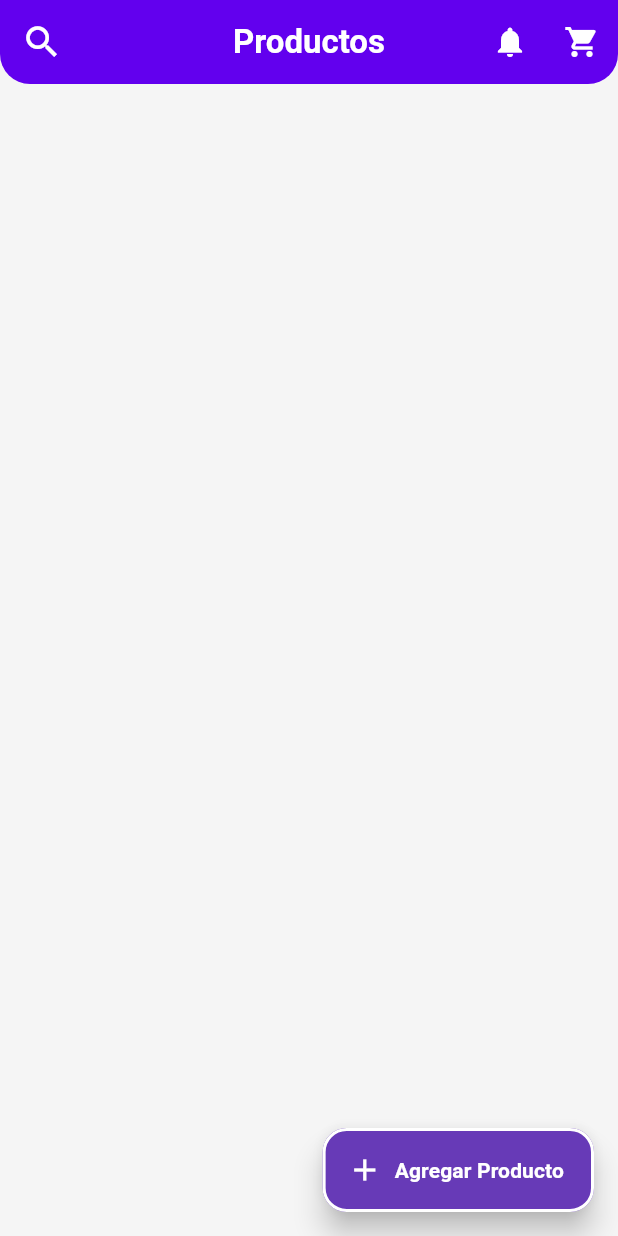
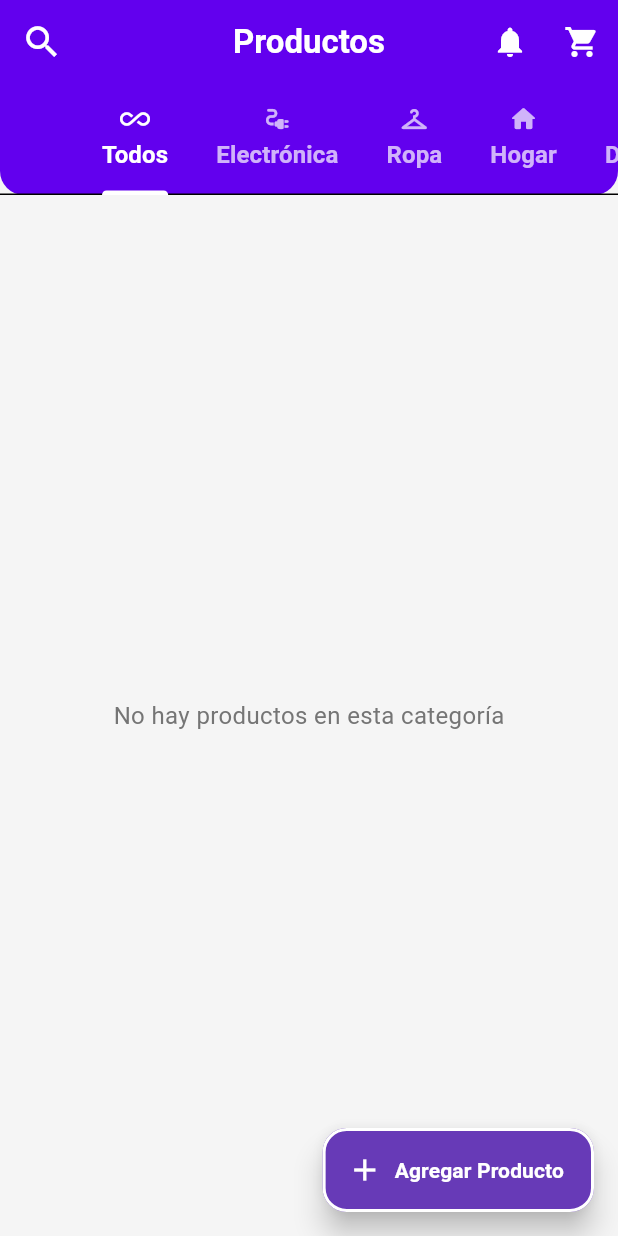
Before and after one commit to Mizael55/TodoEnUno, a Flutter app: the ProductCatalogScreen screen opened directly, on a phone screen of 412 x 824 dp. Run offline on Flutter 3.47's test engine with Material 3 defaults, Android fonts, the phone set to English and light mode, and no system bars; our stand-ins replace bloc, cached_network_image, cloud_firestore, equatable, firebase_auth, firebase_core and 4 more; accounts and stored records are empty.

Commit message:
product filter by category done

```diff
--- a/lib/presentation/screen/productcatalogo.dart
+++ b/lib/presentation/screen/productcatalogo.dart
@@ -1,18 +1,41 @@
 import 'package:flutter/material.dart';
 import 'package:flutter_bloc/flutter_bloc.dart';
+import 'package:store/constants/categories.dart';
 import 'package:store/presentation/produc/bloc/product_bloc.dart';
 import 'package:store/theme/app_colors.dart';
 import '../../models/models.dart';
 import '../../utils/utils.dart';
 import '../../widgets/widgets.dart';
 
-class ProductCatalogScreen extends StatelessWidget {
+class ProductCatalogScreen extends StatefulWidget {
   const ProductCatalogScreen({super.key});
 
   @override
+  State<ProductCatalogScreen> createState() => _ProductCatalogScreenState();
+}
+
+class _ProductCatalogScreenState extends State<ProductCatalogScreen>
+    with SingleTickerProviderStateMixin {
+  late TabController _tabController;
+
+  @override
+  void initState() {
+    super.initState();
+    _tabController = TabController(
+      length: productCategories.length + 1, // +1 para "Todos"
+      vsync: this,
+    );
+    context.read<ProductBloc>().add(const LoadProducts());
+  }
+
+  @override
+  void dispose() {
+    _tabController.dispose();
+    super.dispose();
+  }
+
+  @override
   Widget build(BuildContext context) {
-    context.read<ProductBloc>().add(const LoadProducts());
-
     return Scaffold(
       appBar: AppBar(
         title: const Text(
@@ -29,10 +52,8 @@ class ProductCatalogScreen extends StatelessWidget {
           icon: const Icon(Icons.search, size: 28),
           color: AppColors.iconPrimary,
           onPressed: () {
-            // Obtener los productos actuales del estado del BLoC
             final state = context.read<ProductBloc>().state;
             final products = state is ProductLoadSuccess ? state.products : [];
-
             showSearch(
               context: context,
               delegate: ProductSearchDelegate(
@@ -41,45 +62,102 @@ class ProductCatalogScreen extends StatelessWidget {
             );
           },
         ),
-        // ignore: deprecated_member_use
-        shadowColor: AppColors.secondary.withOpacity(0.5),
-        shape: const RoundedRectangleBorder(
-          borderRadius: BorderRadius.vertical(bottom: Radius.circular(20)),
-        ),
         actions: [
-          // Botón de notificaciones (opcional)
           IconButton(icon: const Icon(Icons.notifications), onPressed: () {}),
-          // Botón de carrito (opcional)
           IconButton(icon: const Icon(Icons.shopping_cart), onPressed: () {}),
         ],
       ),
-      body: BlocBuilder<ProductBloc, ProductState>(
+      body: Column(
+        children: [
+          // TabBar
+          Container(
+            decoration: BoxDecoration(
+              borderRadius: const BorderRadius.only(
+                bottomLeft: Radius.circular(16),
+                bottomRight: Radius.circular(16),
+              ),
+              color: AppColors.secondary,
+            ),
+            child: TabBar(
+              controller: _tabController,
+              isScrollable: true,
+              indicatorColor: Colors.white,
+              labelColor: Colors.white,
+              unselectedLabelColor: Colors.white70,
+              labelStyle: const TextStyle(
+                fontSize: 16,
+                fontWeight: FontWeight.bold,
+              ),
+              tabs: [
+                const Tab(
+                  text: 'Todos',
+                  icon: Icon(Icons.all_inclusive, size: 20),
+                ),
+                ...productCategories.map(
+                  (category) => Tab(
+                    text: category.label,
+                    icon: Icon(category.icon, size: 20),
+
+                  ),
+                ),
+              ],
+            ),
+          ),
+          // Contenido de los tabs
+          Expanded(
+            child: BlocBuilder<ProductBloc, ProductState>(
               builder: (context, state) {
                 if (state is ProductLoading) {
                   return const Center(child: CircularProgressIndicator());
                 } else if (state is ProductLoadSuccess) {
-            return _buildProductList(state.products);
+                  return TabBarView(
+                    controller: _tabController,
+                    children: [
+                      // Tab "Todos"
+                      _buildProductList(state.products),
+                      // Tabs de categorías
+                      ...productCategories.map((category) {
+                        final filteredProducts = state.products
+                            .where((p) => p.category == category.value)
+                            .toList();
+                        return _buildProductList(filteredProducts);
+                      }),
+                    ],
+                  );
                 } else if (state is ProductFailure) {
                   return Center(child: Text('Error: ${state.error}'));
                 }
-          return const Center(child: Text('No hay productos disponibles'));
+                return const Center(
+                  child: Text('No hay productos disponibles'),
+                );
               },
+            ),
+          ),
+        ],
       ),
       floatingActionButton: CustomFloatingActionButton(context: context),
     );
   }
 
   Widget _buildProductList(List<Product> products) {
-    return GridView.builder(
+    return products.isEmpty
+        ? const Center(
+            child: Text(
+              'No hay productos en esta categoría',
+              style: TextStyle(fontSize: 16),
+            ),
+          )
+        : GridView.builder(
             padding: const EdgeInsets.all(16),
             gridDelegate: const SliverGridDelegateWithFixedCrossAxisCount(
               crossAxisCount: 2,
               crossAxisSpacing: 16,
               mainAxisSpacing: 16,
-        childAspectRatio: 0.61, // Proporción ajustada para evitar overflow
+              childAspectRatio: 0.61,
             ),
             itemCount: products.length,
-      itemBuilder: (context, index) => ProductCard(product: products[index]),
+            itemBuilder: (context, index) =>
+                ProductCard(product: products[index]),
           );
   }
 }
```
Lines whose indentation alone changed are shown as unchanged.
